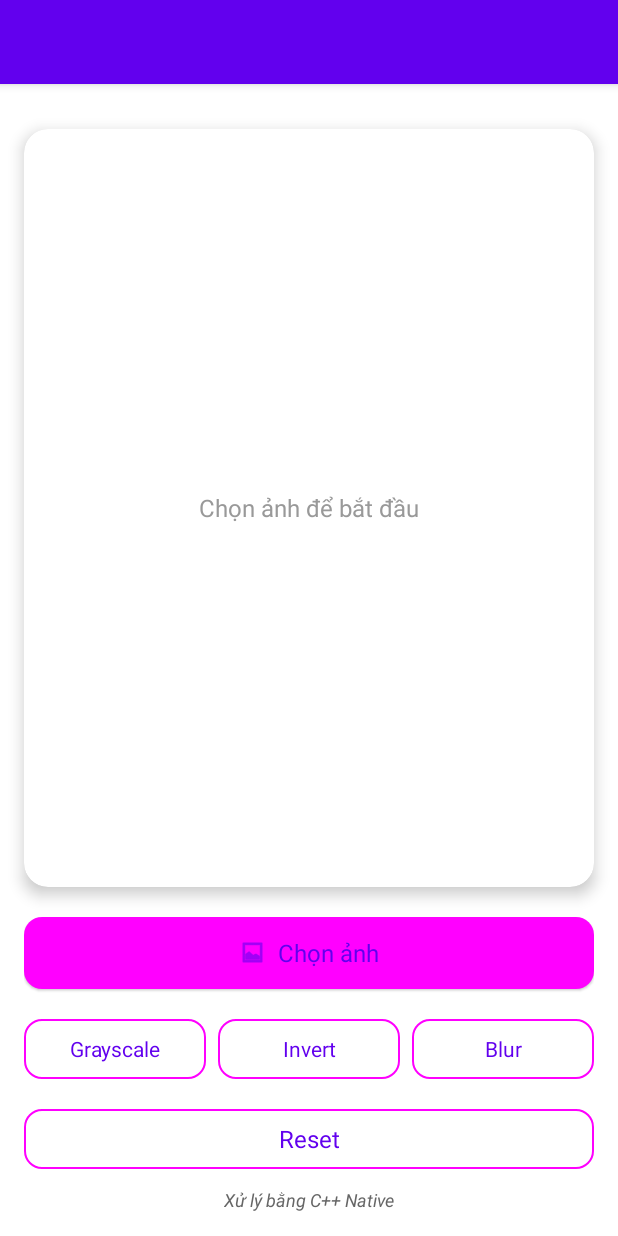
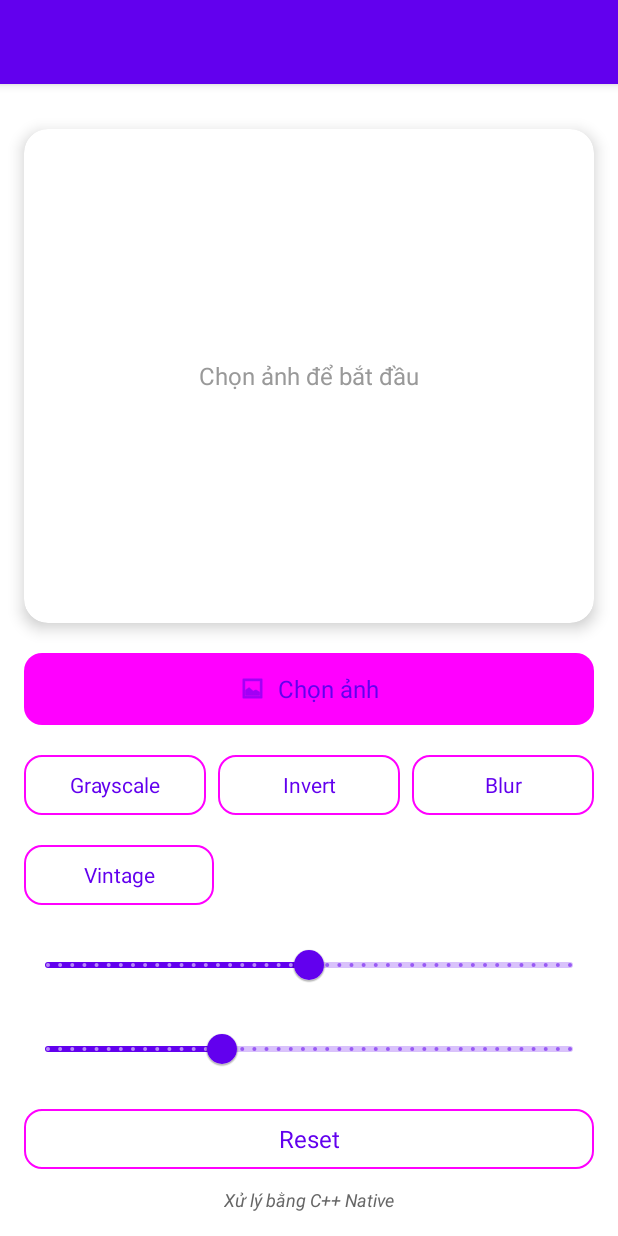
Before and after one commit to pass-with-high-score/filter-image-android, an Android app: the layout activity_main.xml on its own in the app's theme, with its tools: preview values and no code run, on a phone screen of 412 x 824 dp. Run offline under Robolectric (Android 15) with nearby library versions, the light colour scheme and no system bars.

Commit message:
feat: add brightness and vintage

```diff
--- a/app/src/main/java/com/pwhs/cnative/ImageProcessor.kt
+++ b/app/src/main/java/com/pwhs/cnative/ImageProcessor.kt
@@ -12,4 +12,6 @@ class ImageProcessor {
     external fun grayscale(bitmap: Bitmap)
     external fun invert(bitmap: Bitmap)
     external fun blur(bitmap: Bitmap)
+    external fun brightnessContrast(bitmap: Bitmap, brightness: Int, contrast: Float)
+    external fun vintage(bitmap: Bitmap)
 }
--- a/app/src/main/res/layout/activity_main.xml
+++ b/app/src/main/res/layout/activity_main.xml
@@ -12,12 +12,13 @@
         android:layout_width="0dp"
         android:layout_height="56dp"
         android:background="?attr/colorPrimary"
-        android:title="Image Processing C++"
-        android:titleTextColor="@android:color/white"
+        app:titleTextColor="@android:color/white"
         android:elevation="4dp"
+        android:paddingTop="16dp"
         app:layout_constraintTop_toTopOf="parent"
         app:layout_constraintStart_toStartOf="parent"
         app:layout_constraintEnd_toEndOf="parent"/>
+
 
 
     <!-- Image Card -->
@@ -124,6 +125,52 @@
                 style="@style/Widget.Material3.Button.OutlinedButton"/>
         </LinearLayout>
 
+        <LinearLayout
+            android:id="@+id/layoutExtraFilters"
+            android:layout_width="match_parent"
+            android:layout_height="wrap_content"
+            android:orientation="horizontal"
+            android:layout_marginTop="12dp"
+            android:weightSum="3">
+
+            <com.google.android.material.button.MaterialButton
+                android:id="@+id/btnVintage"
+                android:layout_width="0dp"
+                android:layout_height="48dp"
+                android:layout_weight="1"
+                android:text="Vintage"
+                android:textSize="14sp"
+                app:cornerRadius="12dp"
+                style="@style/Widget.Material3.Button.OutlinedButton"/>
+        </LinearLayout>
+
+        <com.google.android.material.slider.Slider
+            android:id="@+id/sliderBrightness"
+            android:layout_width="match_parent"
+            android:layout_height="wrap_content"
+            android:value="0"
+            android:valueFrom="-100"
+            android:valueTo="100"
+            android:stepSize="1"
+            android:layout_marginTop="12dp"
+            app:labelBehavior="floating"
+            app:thumbRadius="10dp"
+            app:trackHeight="4dp" />
+
+        <com.google.android.material.slider.Slider
+            android:id="@+id/sliderContrast"
+            android:layout_width="match_parent"
+            android:layout_height="wrap_content"
+            android:value="1.0"
+            android:valueFrom="0.5"
+            android:valueTo="2.0"
+            android:stepSize="0.01"
+            android:layout_marginTop="8dp"
+            app:labelBehavior="floating"
+            app:thumbRadius="10dp"
+            app:trackHeight="4dp" />
+
+
         <!-- Reset Button -->
         <com.google.android.material.button.MaterialButton
             android:id="@+id/btnReset"
```
Also changed, not shown: app/src/main/java/com/pwhs/cnative/MainActivity.kt (+75 -11 lines), 1 other file.
